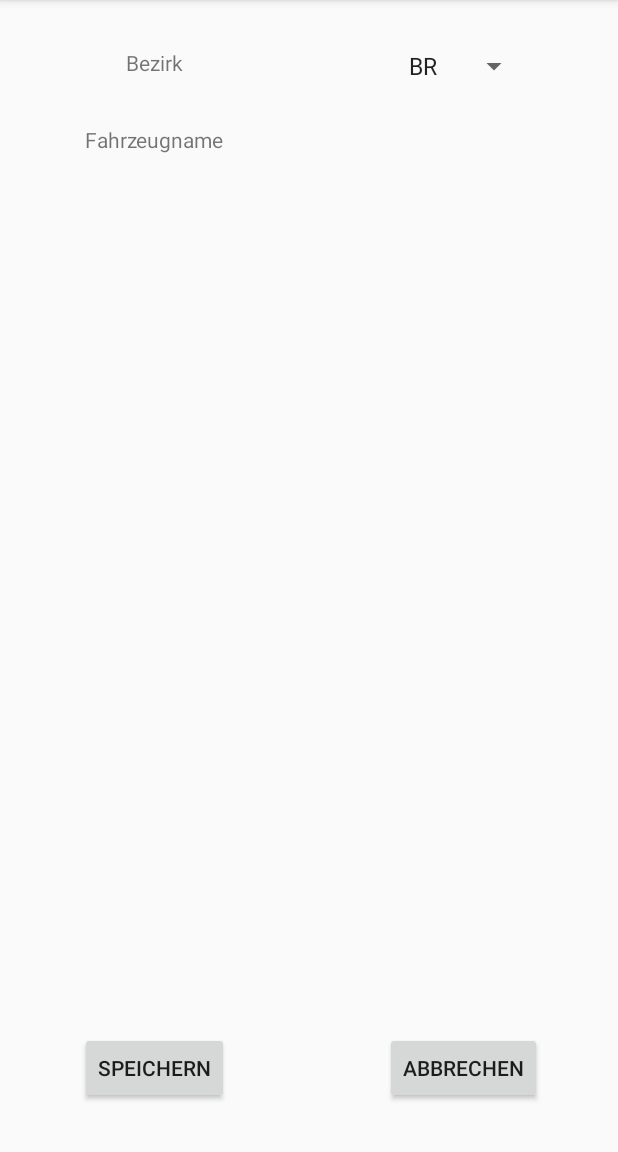
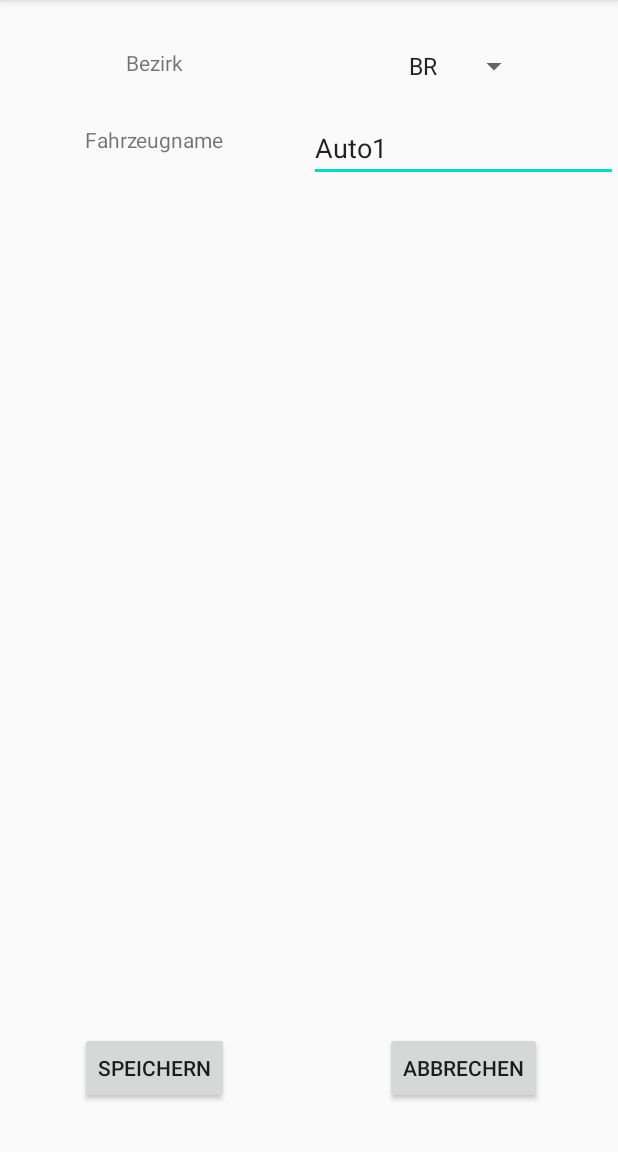
Before and after one commit to morrinxx/PolizeiLeitstelle, an Android app: the SettingsActivity screen opened directly, with no data from a screen before it, on a phone screen of 412 x 824 dp, the part 84-1236 px from its top. Run offline under Robolectric (Android 15) with nearby library versions, the phone set to English and light mode, and no system bars; libraries missing offline, so code that uses them is left out: org.eclipse.paho; 2 statements that could not run were skipped.

Commit message:
FCM working

```diff
--- a/MobileApp/app/src/main/java/at/htlleonding/policemobileclient/AuthenticationFragment.kt
+++ b/MobileApp/app/src/main/java/at/htlleonding/policemobileclient/AuthenticationFragment.kt
@@ -29,6 +29,7 @@ class AuthenticationFragment : Fragment() {
         val binding: FragmentAuthenicationBinding = DataBindingUtil.inflate(
             inflater, R.layout.fragment_authenication, container, false
         )
+        MainActivity.SEND_LOCATION = false
 
         MyFirebaseMessagingService.sharedPref = activity?.getSharedPreferences("sharedPref", Context.MODE_PRIVATE)
         FirebaseInstanceId.getInstance().instanceId.addOnSuccessListener {
--- a/MobileApp/app/src/main/java/at/htlleonding/policemobileclient/MainActivity.kt
+++ b/MobileApp/app/src/main/java/at/htlleonding/policemobileclient/MainActivity.kt
@@ -23,7 +23,10 @@ import at.htlleonding.policemobileclient.messaging.sendLocation
 import at.htlleonding.policemobileclient.messaging.unsubscribe
 import com.google.android.gms.location.*
 import org.eclipse.paho.android.service.MqttAndroidClient
+import java.beans.PropertyChangeSupport
 import java.util.*
+import kotlin.properties.Delegates
+import kotlin.reflect.KProperty
 
 class MainActivity : AppCompatActivity() {
 
@@ -36,9 +39,11 @@ class MainActivity : AppCompatActivity() {
         const val MISSION_SUB_KEY = "MISSION_SUB_KEY"
         var district = -1
         var name = ""
-        var missionDescription = ""
+        var missionDescription = "Kein Einsatz"
+        const val polizeiLeitstelle = "f2mHBdkwTQg0rDysY3sJ-T:APA91bGOjE1BBuyV981Fw_2ayltJX19mgHpQsyujpcn0XcruYkDaXq-7V13az_tnNiJ6FzbfckJyZzjCkmWe1xz6q2_QpKRVTU-pGNdNpg3Rx9I8j12THwl3Dd7eoYe93wyjmpetXKR8"
         lateinit var mqttAndroidClient: MqttAndroidClient
         lateinit var location: Location
+        var SEND_LOCATION = false
     }
 
     private val PERMISSION_ID = 42
@@ -55,8 +60,10 @@ class MainActivity : AppCompatActivity() {
         val sendLocationTimer = Timer()
         val sendLocationTask = object: TimerTask() {
             override fun run(){
-                getLastLocation()
-                sendLocation()
+                if(SEND_LOCATION){
+                    getLastLocation()
+                    sendLocation()
+                }
             }
         }
         sendLocationTimer.schedule(sendLocationTask, 10000, 3000)
--- a/MobileApp/app/src/main/java/at/htlleonding/policemobileclient/messaging/MyFirebaseMessagingService.kt
+++ b/MobileApp/app/src/main/java/at/htlleonding/policemobileclient/messaging/MyFirebaseMessagingService.kt
@@ -55,7 +55,10 @@ class MyFirebaseMessagingService : FirebaseMessagingService() {
 
     override fun onMessageReceived(message: RemoteMessage) {
         super.onMessageReceived(message)
-
+        if(message.data["message"] != null){
+            MainActivity.missionDescription = message.data["message"]!!
+            Log.d(TAG, "MissionDescription: " + MainActivity.missionDescription)
+        }
         val intent = Intent(this, MainActivity::class.java)
         val notificationManager = getSystemService(Context.NOTIFICATION_SERVICE) as NotificationManager
         val notificationID = Random.nextInt()
--- a/MobileApp/app/src/main/res/layout/activity_settings.xml
+++ b/MobileApp/app/src/main/res/layout/activity_settings.xml
@@ -61,19 +61,13 @@
         app:layout_constraintStart_toStartOf="parent"
         app:layout_constraintTop_toBottomOf="@+id/tv_settings_district" />
 
-    <com.google.android.material.textfield.TextInputLayout
-        android:layout_width="259dp"
+    <com.google.android.material.textfield.TextInputEditText
+        android:id="@+id/et_settings_name"
+        android:layout_width="0dp"
         android:layout_height="wrap_content"
-        android:layout_marginTop="32dp"
-        app:layout_constraintBottom_toTopOf="@+id/tv_settings_name"
+        android:layout_marginTop="20dp"
+        android:hint="@string/settings_hint_name"
         app:layout_constraintEnd_toEndOf="parent"
         app:layout_constraintStart_toStartOf="@+id/guideline"
-        app:layout_constraintTop_toBottomOf="@+id/spinner_settings_district">
-
-        <com.google.android.material.textfield.TextInputEditText
-            android:id="@+id/et_settings_name"
-            android:layout_width="match_parent"
-            android:layout_height="wrap_content"
-            android:hint="@string/settings_hint_name" />
-    </com.google.android.material.textfield.TextInputLayout>
+        app:layout_constraintTop_toBottomOf="@+id/spinner_settings_district" />
 </androidx.constraintlayout.widget.ConstraintLayout>
--- a/MobileApp/app/src/main/res/values/strings.xml
+++ b/MobileApp/app/src/main/res/values/strings.xml
@@ -47,4 +47,5 @@
     <string name="tv_mission_title">Einsatz</string>
     <string name="tv_mission_description">Description</string>
     <string name="mission_acceptedMission">Einsatz angenommen</string>
+    <string name="no_mission">Kein Einsatz</string>
 </resources>
```
Also changed, not shown: MobileApp/app/src/main/java/at/htlleonding/policemobileclient/MainFragment.kt (+11 -11 lines), MobileApp/app/src/main/java/at/htlleonding/policemobileclient/messaging/FCM.kt (+36 -6 lines), MobileApp/app/src/main/res/layout/fragment_main.xml (+11 -2 lines), 1 other file.
